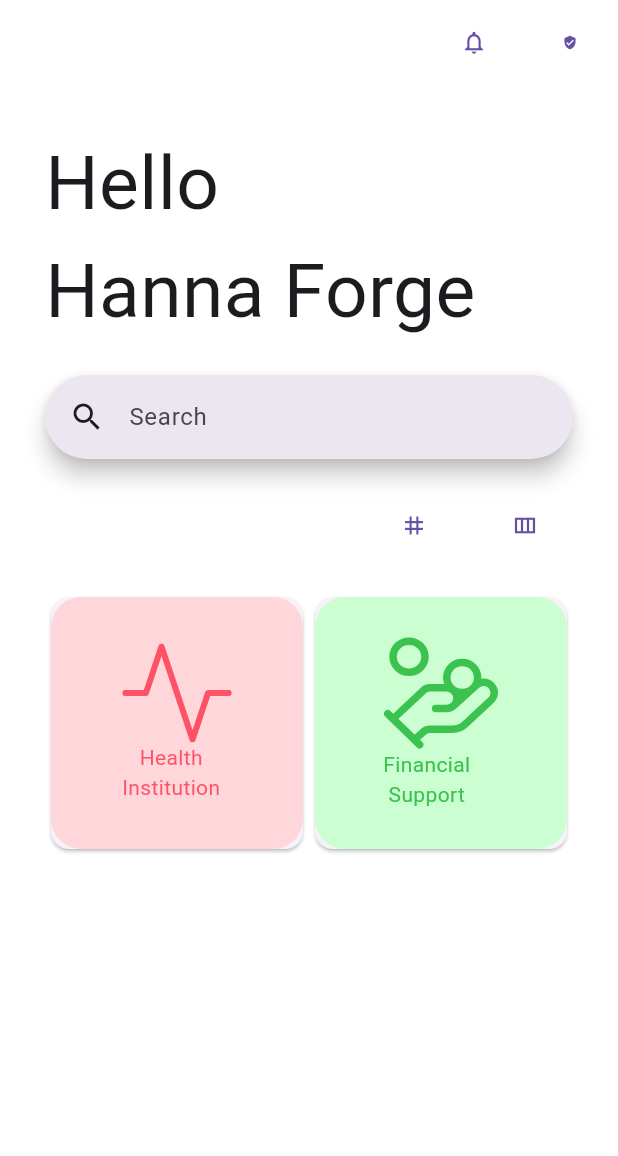
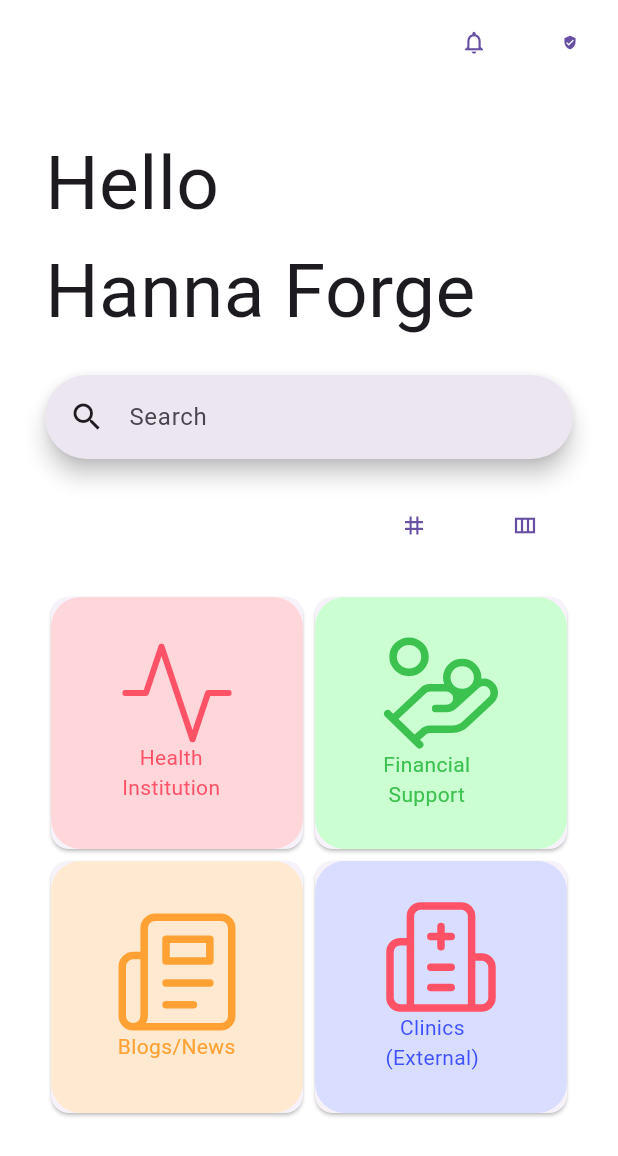
Before and after one commit to CapillanesFrizty/CanLineCom, a Flutter app: the screen it shows after launch, on a phone screen of 412 x 824 dp. Shown: the top 1156 px of the screen. Run offline on Flutter 3.47's test engine with Material 3 defaults, Android fonts, the phone set to English and light mode, and no system bars; our stand-ins replace flutter_svg, go_router.

Commit message:
Blog menu done

```diff
--- a/canlineapp/lib/Layouts/GridViewLayout/GridViewLayout.dart
+++ b/canlineapp/lib/Layouts/GridViewLayout/GridViewLayout.dart
@@ -1,15 +1,15 @@
 import 'package:flutter/material.dart';
 
 class GridLayout extends StatelessWidget {
-  final List<Widget> childrenPorps;
-  const GridLayout({super.key, required this.childrenPorps});
+  final List<Widget> childrenProps;
+  const GridLayout({super.key, required this.childrenProps});
 
   @override
   Widget build(BuildContext context) {
     return GridView.count(
       crossAxisCount: 2,
       physics: NeverScrollableScrollPhysics(),
-      children: childrenPorps,
+      children: childrenProps,
     );
   }
 }
--- a/canlineapp/lib/Layouts/ListViewLayout/ListViewLayout.dart
+++ b/canlineapp/lib/Layouts/ListViewLayout/ListViewLayout.dart
@@ -1,14 +1,14 @@
 import 'package:flutter/material.dart';
 
 class Listviewlayout extends StatelessWidget {
-  final List<Widget> children;
-  const Listviewlayout({super.key, required this.children});
+  final List<Widget> childrenProps;
+  const Listviewlayout({super.key, required this.childrenProps});
 
   @override
   Widget build(BuildContext context) {
     return ListView(
       physics: const BouncingScrollPhysics(),
-      children: children,
+      children: childrenProps,
     );
   }
 }
--- a/canlineapp/lib/app.dart
+++ b/canlineapp/lib/app.dart
@@ -7,6 +7,7 @@ class App extends StatelessWidget {
   @override
   Widget build(BuildContext context) {
     return MaterialApp.router(
+      debugShowCheckedModeBanner: false,
       routerConfig: linkrouter,
     );
   }
--- a/canlineapp/lib/screen/BarrelFileScreen.dart
+++ b/canlineapp/lib/screen/BarrelFileScreen.dart
@@ -3,3 +3,7 @@ export './HomeScreen/HomeScreen.dart';
 // ! Health Institution Screens
 export './HealthInstitution/HealthInstitutionScreen.dart';
 export './HealthInstitution/MoreInfo_IntitutionScreen.dart';
+
+
+// ! Blogs Screen
+export './Blogs/BlogsScreen.dart';
--- a/canlineapp/lib/screen/HealthInstitution/HealthInstitutionScreen.dart
+++ b/canlineapp/lib/screen/HealthInstitution/HealthInstitutionScreen.dart
@@ -1,4 +1,4 @@
-import 'package:canerline_app/widgets/Card/CardDesign1.dart';
+import '../../widgets/BarrelFileWidget..dart';
 import 'package:flutter/material.dart';
 import '../../Layouts/BarrelFileLayouts.dart';
 
@@ -45,7 +45,7 @@ class HealthInstitutionScreen extends StatelessWidget {
           const SizedBox(height: 20),
           Expanded(
             child: GridLayout(
-              childrenPorps: const [
+              childrenProps: const [
                 Carddesign1(),
               ],
             ),
--- a/canlineapp/lib/screen/HomeScreen/HomeScreen.dart
+++ b/canlineapp/lib/screen/HomeScreen/HomeScreen.dart
@@ -46,7 +46,7 @@ class HomeScreen extends StatelessWidget {
           const SizedBox(height: 20),
           Expanded(
             child: GridLayout(
-              childrenPorps: [
+              childrenProps: [
                 Inkwellcardwidget(
                   label: "Health\nInstitution",
                   iconAsset: 'lib/assets/icons/Hospital.svg',
@@ -54,6 +54,7 @@ class HomeScreen extends StatelessWidget {
                   bgColor: 0xffffd7db,
                   iconColor: 0xffff5267,
                   goto: () => context.go('/Health-Insititution'),
+
                 ),
                 Inkwellcardwidget(
                   label: "Financial\nSupport",
@@ -63,18 +64,22 @@ class HomeScreen extends StatelessWidget {
                   iconColor: 0xff3cc34f,
                   goto: () {},
                 ),
-                //   Inkwellcardwidget(
-                //       label: "Blogs/News",
-                //       iconAsset: 'lib/assets/icons/Blogs.svg',
-                //       textColor: 0xffffa133,
-                //       bgColor: 0xffffead1,
-                //       iconColor: 0xffffa133),
-                //   Inkwellcardwidget(
-                //       label: "Clinics\n(External)",
-                //       iconAsset: 'lib/assets/icons/Clinics.svg',
-                //       textColor: 0xff3f52ff,
-                //       bgColor: 0xffd9ddff,
-                //       iconColor: 0xffff5267),
+                Inkwellcardwidget(
+                  label: "Blogs/News",
+                  iconAsset: 'lib/assets/icons/Blogs.svg',
+                  textColor: 0xffffa133,
+                  bgColor: 0xffffead1,
+                  iconColor: 0xffffa133,
+                  goto: () => context.go('/Blog'),
+                ),
+                Inkwellcardwidget(
+                  label: "Clinics\n(External)",
+                  iconAsset: 'lib/assets/icons/Clinics.svg',
+                  textColor: 0xff3f52ff,
+                  bgColor: 0xffd9ddff,
+                  iconColor: 0xffff5267,
+                  goto: () {},
+                ),
               ],
             ),
           ),
--- a/canlineapp/lib/widgets/BarrelFileWidget..dart
+++ b/canlineapp/lib/widgets/BarrelFileWidget..dart
@@ -1,6 +1,7 @@
 //! Card Widgets
 export 'Card/CardDesign1.dart';
 export 'Card/InkwellcardwidgetWidget.dart';
+export 'Card/CardDesign2List.dart';
 
 //! Scaffold Widgets
 export 'Scaffold/ScaffoldActionsButtons.dart';
```
Also changed, not shown: canlineapp/lib/Routes/goRoute.dart (+13 -0 lines), canlineapp/lib/screen/Blogs/BlogsScreen.dart (added, +75 -0 lines), canlineapp/lib/screen/Blogs/MoreInfo_BlogsScreen.dart (added, +10 -0 lines), canlineapp/lib/widgets/Card/CardDesign2List.dart (added, +92 -0 lines), canlineapp/pubspec.lock.
